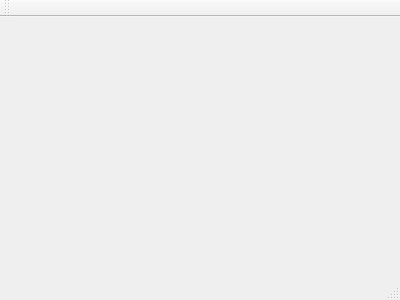
sophiacyluo/PIC10C_Assignment2, file PIC10C_Assignment2/mainwindow.ui: the form before one commit.
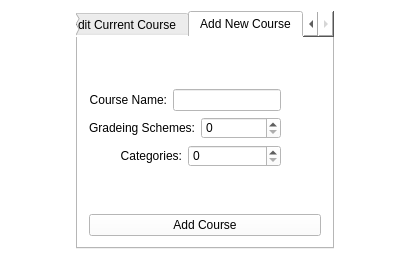
The form after the commit.

Commit message: In Xcode project, added class Course, but it's not working

```diff
--- a/PIC10C_Assignment2/mainwindow.ui
+++ b/PIC10C_Assignment2/mainwindow.ui
@@ -1,24 +1,220 @@
 <ui version="4.0">
  <class>MainWindow</class>
- <widget class="QMainWindow" name="MainWindow" >
-  <property name="geometry" >
+ <widget class="QMainWindow" name="MainWindow">
+  <property name="geometry">
    <rect>
     <x>0</x>
     <y>0</y>
-    <width>400</width>
-    <height>300</height>
+    <width>409</width>
+    <height>278</height>
    </rect>
   </property>
-  <property name="windowTitle" >
+  <property name="sizePolicy">
+   <sizepolicy hsizetype="Preferred" vsizetype="Preferred">
+    <horstretch>0</horstretch>
+    <verstretch>0</verstretch>
+   </sizepolicy>
+  </property>
+  <property name="windowTitle">
    <string>MainWindow</string>
   </property>
-  <widget class="QMenuBar" name="menuBar" />
-  <widget class="QToolBar" name="mainToolBar" />
-  <widget class="QWidget" name="centralWidget" />
-  <widget class="QStatusBar" name="statusBar" />
+  <property name="styleSheet">
+   <string notr="true">background-color: white;</string>
+  </property>
+  <widget class="QWidget" name="centralWidget">
+   <layout class="QVBoxLayout" name="verticalLayout_4">
+    <item>
+     <layout class="QHBoxLayout" name="horizontalLayout">
+      <property name="topMargin">
+       <number>0</number>
+      </property>
+      <item>
+       <spacer name="horizontalSpacer">
+        <property name="orientation">
+         <enum>Qt::Horizontal</enum>
+        </property>
+        <property name="sizeHint" stdset="0">
+         <size>
+          <width>40</width>
+          <height>20</height>
+         </size>
+        </property>
+       </spacer>
+      </item>
+      <item>
+       <widget class="QTabWidget" name="tabWidget">
+        <property name="currentIndex">
+         <number>2</number>
+        </property>
+        <widget class="QWidget" name="homeTab">
+         <attribute name="title">
+          <string>Home</string>
+         </attribute>
+        </widget>
+        <widget class="QWidget" name="editTab">
+         <attribute name="title">
+          <string>Edit Current Course</string>
+         </attribute>
+        </widget>
+        <widget class="QWidget" name="addTab">
+         <attribute name="title">
+          <string>Add New Course</string>
+         </attribute>
+         <layout class="QVBoxLayout" name="verticalLayout_3">
+          <item>
+           <spacer name="verticalSpacer_3">
+            <property name="orientation">
+             <enum>Qt::Vertical</enum>
+            </property>
+            <property name="sizeHint" stdset="0">
+             <size>
+              <width>20</width>
+              <height>40</height>
+             </size>
+            </property>
+           </spacer>
+          </item>
+          <item>
+           <layout class="QHBoxLayout" name="horizontalLayout_2">
+            <property name="sizeConstraint">
+             <enum>QLayout::SetFixedSize</enum>
+            </property>
+            <property name="rightMargin">
+             <number>40</number>
+            </property>
+            <item>
+             <widget class="QLabel" name="label">
+              <property name="text">
+               <string>Course Name:</string>
+              </property>
+              <property name="alignment">
+               <set>Qt::AlignRight|Qt::AlignTrailing|Qt::AlignVCenter</set>
+              </property>
+             </widget>
+            </item>
+            <item>
+             <widget class="QLineEdit" name="course_name">
+              <property name="sizePolicy">
+               <sizepolicy hsizetype="Fixed" vsizetype="Fixed">
+                <horstretch>0</horstretch>
+                <verstretch>0</verstretch>
+               </sizepolicy>
+              </property>
+              <property name="maximumSize">
+               <size>
+                <width>300</width>
+                <height>16777215</height>
+               </size>
+              </property>
+             </widget>
+            </item>
+           </layout>
+          </item>
+          <item>
+           <layout class="QHBoxLayout" name="horizontalLayout_3">
+            <property name="sizeConstraint">
+             <enum>QLayout::SetFixedSize</enum>
+            </property>
+            <property name="rightMargin">
+             <number>40</number>
+            </property>
+            <item>
+             <widget class="QLabel" name="label_2">
+              <property name="layoutDirection">
+               <enum>Qt::LeftToRight</enum>
+              </property>
+              <property name="text">
+               <string>Gradeing Schemes:</string>
+              </property>
+              <property name="alignment">
+               <set>Qt::AlignRight|Qt::AlignTrailing|Qt::AlignVCenter</set>
+              </property>
+             </widget>
+            </item>
+            <item>
+             <widget class="QSpinBox" name="spinBox"/>
+            </item>
+           </layout>
+          </item>
+          <item>
+           <layout class="QHBoxLayout" name="horizontalLayout_4">
+            <property name="sizeConstraint">
+             <enum>QLayout::SetFixedSize</enum>
+            </property>
+            <property name="rightMargin">
+             <number>40</number>
+            </property>
+            <item>
+             <widget class="QLabel" name="label_3">
+              <property name="text">
+               <string>Categories:</string>
+              </property>
+              <property name="alignment">
+               <set>Qt::AlignRight|Qt::AlignTrailing|Qt::AlignVCenter</set>
+              </property>
+             </widget>
+            </item>
+            <item>
+             <widget class="QSpinBox" name="spinBox_2"/>
+            </item>
+           </layout>
+          </item>
+          <item>
+           <spacer name="verticalSpacer">
+            <property name="orientation">
+             <enum>Qt::Vertical</enum>
+            </property>
+            <property name="sizeHint" stdset="0">
+             <size>
+              <width>20</width>
+              <height>40</height>
+             </size>
+            </property>
+           </spacer>
+          </item>
+          <item>
+           <widget class="QPushButton" name="confirmButton">
+            <property name="text">
+             <string>Add Course</string>
+            </property>
+           </widget>
+          </item>
+         </layout>
+        </widget>
+       </widget>
+      </item>
+      <item>
+       <spacer name="horizontalSpacer_2">
+        <property name="orientation">
+         <enum>Qt::Horizontal</enum>
+        </property>
+        <property name="sizeHint" stdset="0">
+         <size>
+          <width>40</width>
+          <height>20</height>
+         </size>
+        </property>
+       </spacer>
+      </item>
+     </layout>
+    </item>
+    <item>
+     <spacer name="verticalSpacer_2">
+      <property name="orientation">
+       <enum>Qt::Vertical</enum>
+      </property>
+      <property name="sizeHint" stdset="0">
+       <size>
+        <width>0</width>
+        <height>0</height>
+       </size>
+      </property>
+     </spacer>
+    </item>
+   </layout>
+  </widget>
  </widget>
- <layoutDefault spacing="6" margin="11" />
- <pixmapfunction></pixmapfunction>
+ <layoutdefault spacing="6" margin="11"/>
  <resources/>
  <connections/>
 </ui>
```
Left out of the diff: 1 changed line with no effect on the pictures. The commit also changes 8 other files.
